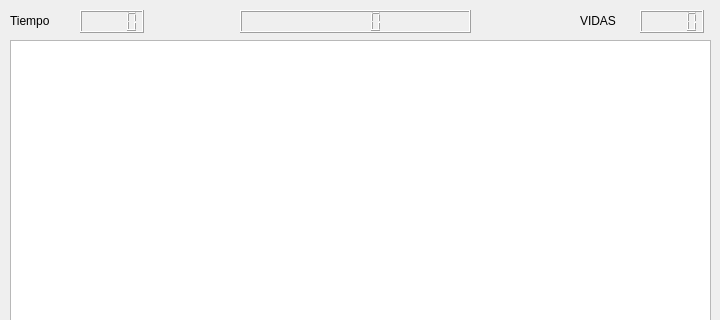
Above: interfaz.ui from SamuelRuizVargas/prac5_info2_sem3 before the change; both pictures show x 0 to 720 and y 0 to 320 of the 720 by 720 pixel window. Below: the same form after it.
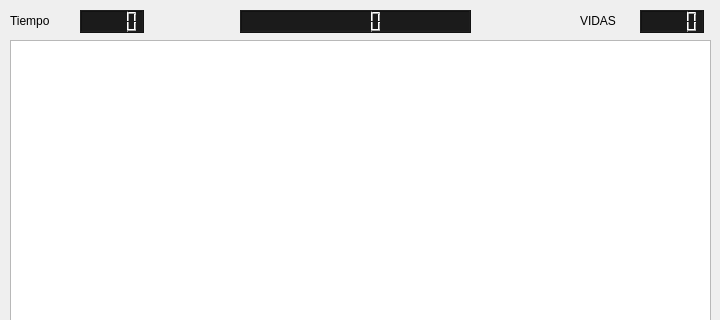
That is the form after the change. Icons and pictures are not drawn.

Commit message: Terminado el bomberman V1

Diff of the .ui file:
```diff
--- a/interfaz.ui
+++ b/interfaz.ui
@@ -83,6 +83,9 @@
       <height>23</height>
      </rect>
     </property>
+    <property name="styleSheet">
+     <string notr="true">background-color: rgb(27, 27, 27);</string>
+    </property>
    </widget>
    <widget class="QLCDNumber" name="lcd_score">
     <property name="geometry">
@@ -94,7 +97,7 @@
      </rect>
     </property>
     <property name="styleSheet">
-     <string notr="true"/>
+     <string notr="true">background-color: rgb(27, 27, 27);</string>
     </property>
    </widget>
    <widget class="QLabel" name="label_lifes">
@@ -122,6 +125,9 @@
       <height>23</height>
      </rect>
     </property>
+    <property name="styleSheet">
+     <string notr="true">background-color: rgb(27, 27, 27);</string>
+    </property>
    </widget>
   </widget>
  </widget>
```
The commit also changes 2 other files.
